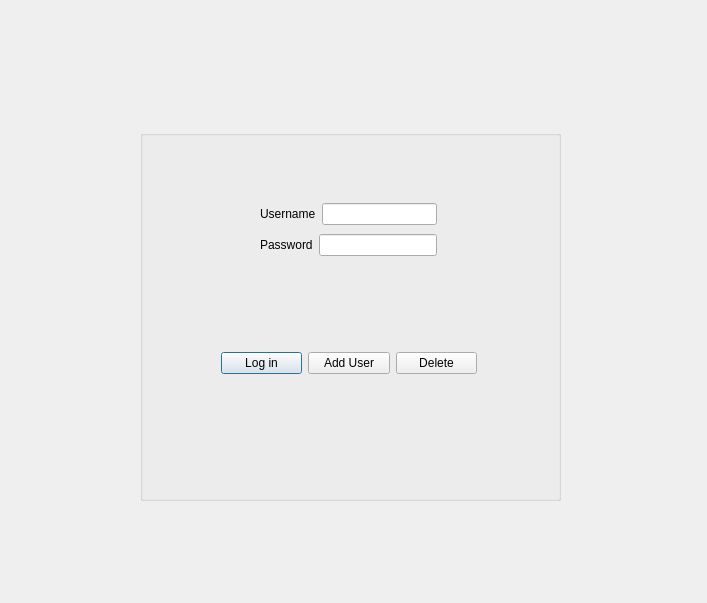
mehreen019/notebox, file loginwindow.ui: the form before one commit.
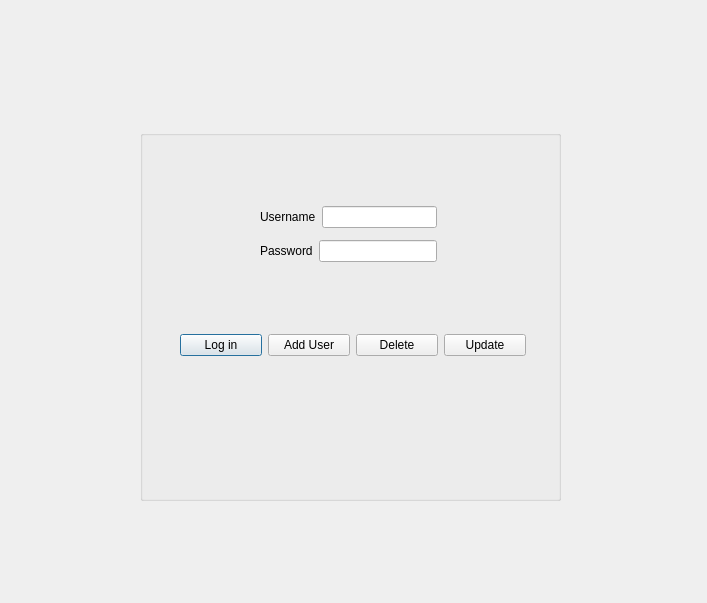
The form after the commit.

Commit message: reminder saved per userName, update password

The edit to the form file:
```diff
--- a/loginwindow.ui
+++ b/loginwindow.ui
@@ -31,7 +31,7 @@
       <x>120</x>
       <y>70</y>
       <width>177</width>
-      <height>61</height>
+      <height>69</height>
      </rect>
     </property>
     <layout class="QVBoxLayout" name="verticalLayout">
@@ -72,10 +72,10 @@
    <widget class="QWidget" name="layoutWidget">
     <property name="geometry">
      <rect>
-      <x>81</x>
-      <y>220</y>
-      <width>256</width>
-      <height>27</height>
+      <x>40</x>
+      <y>200</y>
+      <width>346</width>
+      <height>31</height>
      </rect>
     </property>
     <layout class="QHBoxLayout" name="horizontalLayout_3">
@@ -100,6 +100,13 @@
        </property>
       </widget>
      </item>
+     <item>
+      <widget class="QPushButton" name="pushButton_updatePassword">
+       <property name="text">
+        <string>Update</string>
+       </property>
+      </widget>
+     </item>
     </layout>
    </widget>
   </widget>
```
The commit also changes 16 other files.
